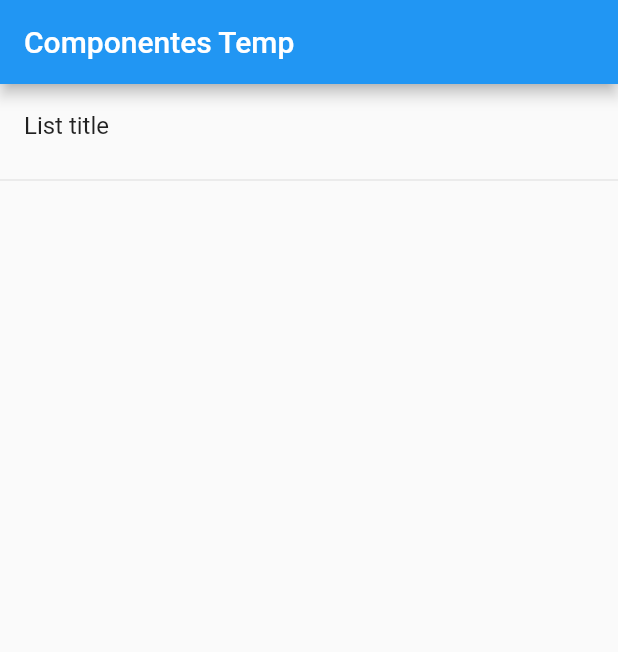
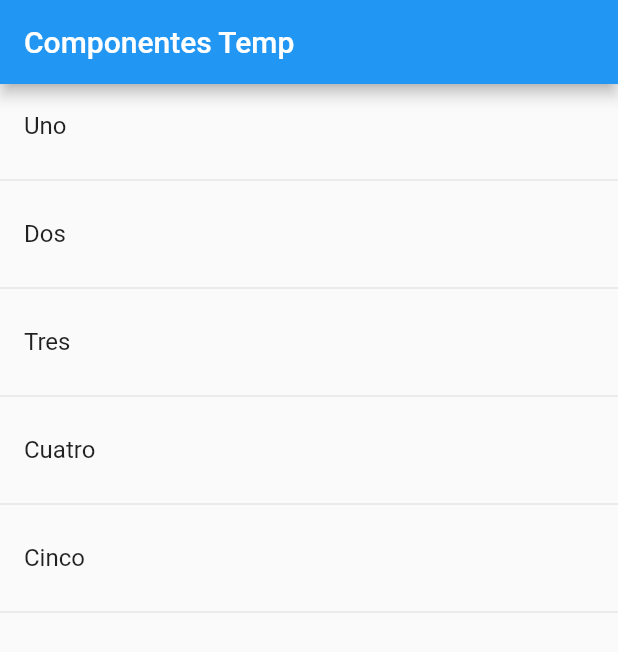
Before and after one commit to Larrygf02/flutter-componentes, a Flutter app: the screen it shows after launch, on a phone screen of 412 x 824 dp. Shown: the top 652 px of the screen. Run offline on Flutter 3.47's test engine with Material 2 defaults, Android fonts, the phone set to English and light mode, and no system bars.

Commit message:
Add items divider

```diff
--- a/lib/src/pages/home_temp.dart
+++ b/lib/src/pages/home_temp.dart
@@ -1,6 +1,9 @@
 import 'package:flutter/material.dart';
 
 class HomePageTemp extends StatelessWidget {
+
+  final opciones = ['Uno', 'Dos', 'Tres', 'Cuatro', 'Cinco'];
+
   @override
   Widget build(BuildContext context) {
     return Scaffold(
@@ -8,13 +11,21 @@ class HomePageTemp extends StatelessWidget {
         title: Text('Componentes Temp'),
       ),
       body: ListView(
-         children: <Widget>[
-           ListTile(
-             title: Text('List title')
-            ),
-            Divider()
-         ],
+         children: _crearItems()
       ),
     );
   }
+  List<Widget> _crearItems() {
+
+    List<Widget> lista = new List<Widget>();
+
+    for (String opt in opciones) {
+      final tempWidget = ListTile(
+        title: Text(opt));
+      lista..add(tempWidget)
+           ..add(Divider());
+      //lista.add(Divider());
+    }
+    return lista;
+  }
 }
```
